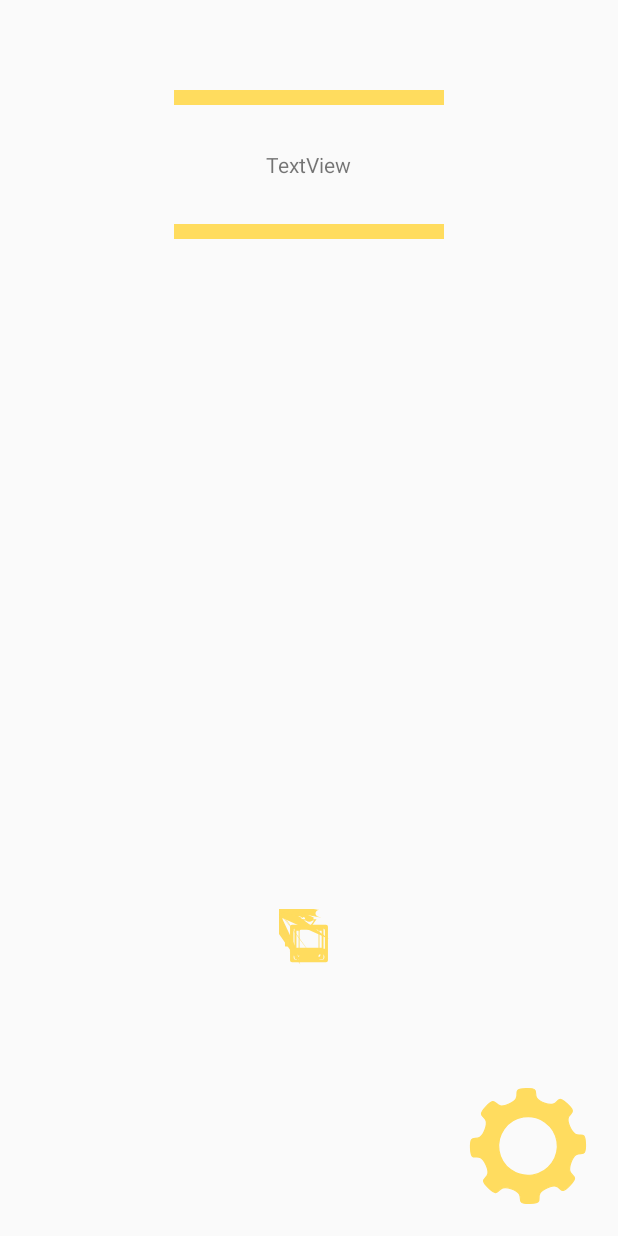
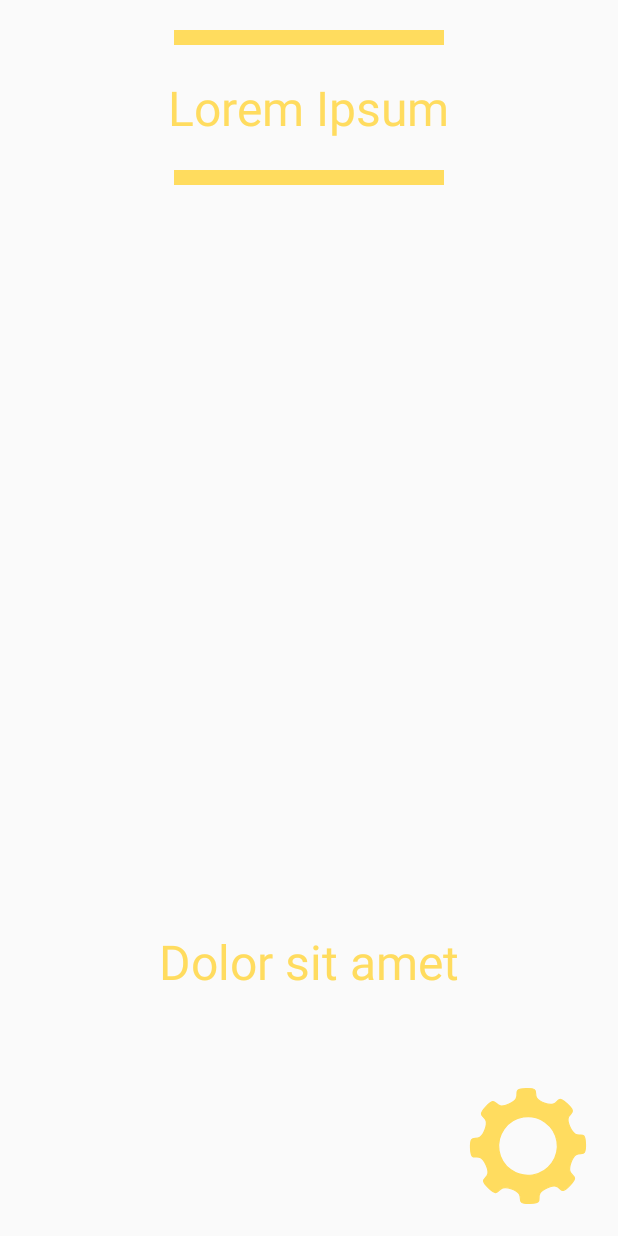
Before and after one commit to LissaGreense/hackathonyoungsters, an Android app: the layout kadzetan.xml on its own in the app's theme, with its tools: preview values and no code run, on a phone screen of 412 x 824 dp. Run offline under Robolectric (Android 15) with nearby library versions, the phone set to English and light mode, and no system bars.

Commit message:
layouts, strings

```diff
--- a/Android_App/MyApplication2/app/src/main/java/com/youngsters/myapplication2/MainFragment.java
+++ b/Android_App/MyApplication2/app/src/main/java/com/youngsters/myapplication2/MainFragment.java
@@ -6,6 +6,8 @@ import android.support.v4.app.Fragment;
 import android.view.LayoutInflater;
 import android.view.View;
 import android.view.ViewGroup;
+import android.widget.ImageView;
+import android.widget.TextView;
 
 /**
  * Created by Michał 1984 on 2017-06-09.
@@ -14,11 +16,34 @@ import android.view.ViewGroup;
 public class MainFragment extends Fragment {
 
     View view;
+    boolean istram;
 
     @Nullable
     @Override
     public View onCreateView(LayoutInflater inflater, @Nullable ViewGroup container, @Nullable Bundle savedInstanceState) {
         view = inflater.inflate(R.layout.fragment_main, container, false);
+
+
+        TextView stopname = (TextView) view.findViewById(R.id.textView2);
+        stopname.setText("Step One: blast egg");
+
+        TextView line = (TextView) view.findViewById(R.id.textView3);
+        stopname.setText("Step One: blast egg");
+
+        ImageView bus = (ImageView) view.findViewById(R.id.imageView4); //tram
+        ImageView tram = (ImageView) view.findViewById(R.id.imageView3); //tram
+
+
+        if (istram == true)
+        {
+            tram.setVisibility(View.VISIBLE);
+            bus.setVisibility(View.INVISIBLE);
+        }
+        else
+        {
+            tram.setVisibility(View.INVISIBLE);
+            bus.setVisibility(View.VISIBLE);
+        }
 
         return view;
     }
--- a/Android_App/MyApplication2/app/src/main/res/layout/kadzetan.xml
+++ b/Android_App/MyApplication2/app/src/main/res/layout/kadzetan.xml
@@ -1,5 +1,6 @@
 <?xml version="1.0" encoding="utf-8"?>
 <RelativeLayout xmlns:android="http://schemas.android.com/apk/res/android"
+    xmlns:app="http://schemas.android.com/apk/res-auto"
     android:orientation="vertical" android:layout_width="match_parent"
     android:layout_height="match_parent"
     android:weightSum="1">
@@ -23,7 +24,7 @@
         android:layout_height="10dp"
         android:src="@drawable/lineicon"
         android:contentDescription="@null"
-        android:layout_marginTop="60dp"
+        android:layout_marginTop="20dp"
         android:id="@+id/imageView2"
         android:layout_alignParentTop="true"
         android:layout_alignParentStart="true"
@@ -35,7 +36,7 @@
         android:layout_height="10dp"
 
         android:src="@drawable/lineicon"
-        android:layout_marginTop="30dp"
+        android:layout_marginTop="20dp"
         android:layout_below="@+id/textView2"
         android:layout_alignParentStart="true"
         android:contentDescription="@null"
@@ -45,31 +46,44 @@
         android:id="@+id/textView2"
         android:layout_width="wrap_content"
         android:layout_height="wrap_content"
-        android:layout_marginTop="30dp"
-        android:text="TextView"
+        android:layout_marginTop="20dp"
+        android:textSize="32sp"
+        android:text="Lorem Ipsum"
+        android:textColor="@color/titlecolor"
         android:layout_below="@+id/imageView2"
         android:layout_centerHorizontal="true" />
 
     <ImageView
         android:id="@+id/imageView3"
         android:layout_width="match_parent"
-        android:layout_height="40dp"
-        android:src="@drawable/tramicon"
-        android:layout_marginBottom="78dp"
+        android:layout_height="120dp"
         android:contentDescription="@string/tram"
-        android:layout_above="@+id/action_settings"
+        app:srcCompat="@drawable/tramicon"
+        android:visibility="invisible"
+        android:layout_alignTop="@+id/imageView4"
         android:layout_alignParentStart="true" />
 
     <ImageView
         android:id="@+id/imageView4"
         android:layout_width="match_parent"
-        android:layout_height="40dp"
-        android:src="@drawable/busicon"
-        android:layout_marginBottom="78dp"
+        android:layout_height="120dp"
+        app:srcCompat="@drawable/busicon"
+        android:contentDescription="@string/bus"
+        android:visibility="invisible"
+        android:layout_below="@+id/imageView"
+        android:layout_alignParentStart="true"
+        android:layout_marginTop="46dp" />
+
+    <TextView
+        android:id="@+id/textView3"
+        android:layout_width="wrap_content"
+        android:layout_height="wrap_content"
+        android:text="Dolor sit amet"
+        android:textSize="32sp"
+        android:layout_marginBottom="61dp"
         android:layout_above="@+id/action_settings"
-        android:layout_alignParentStart="true"
-        android:contentDescription="@string/bus"
+        android:textColor="@color/titlecolor"
+        android:layout_centerHorizontal="true" />
 
-        />
 
 </RelativeLayout>
--- a/Android_App/MyApplication2/app/src/main/res/values/colors.xml
+++ b/Android_App/MyApplication2/app/src/main/res/values/colors.xml
@@ -5,4 +5,5 @@
     <color name="colorAccent">#FF4081</color>
     <color name="colorViolet">#ab37c8</color>
     <color name="colorDetails">#ffdc5f</color>
+    <color name="titlecolor">#ffdc5f</color>
 </resources>
```
